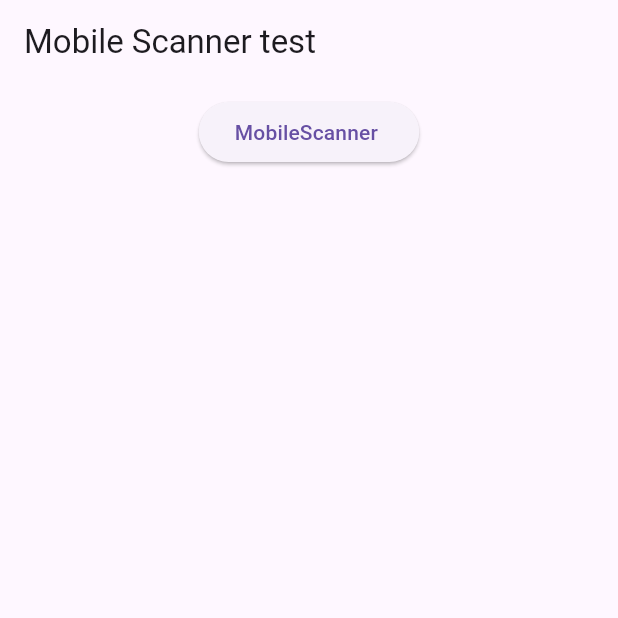
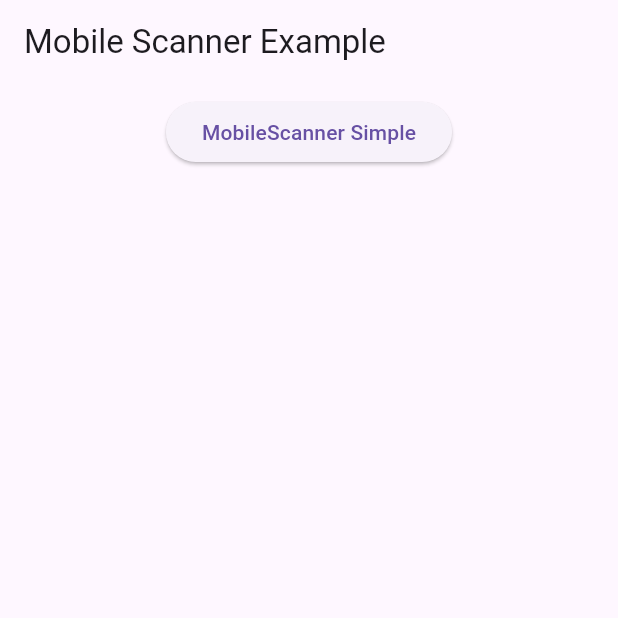
Before and after one commit to Saidafk/flutter_hackathon, a Flutter app: the screen it shows after launch, on a phone screen of 412 x 824 dp, the top half of it. Run offline on Flutter 3.47's test engine with Material 3 defaults, Android fonts, the phone set to English and light mode, and no system bars; our stand-ins replace image_picker; missing offline and left inert: mobile_scanner.

```diff
--- a/lib/main.dart
+++ b/lib/main.dart
@@ -1,14 +1,15 @@
 import 'package:flutter/material.dart';
 import 'package:flutter_hackathon/mobile_scanner_overlay.dart';
+import 'package:flutter_hackathon/barcode_scanner_simple.dart';
+import 'package:flutter_hackathon/barcode_label.dart';
 //import 'package:flutter_hackathon/mobile_scanner_overlay.dart';
 
 
 void main() {
   runApp(
     const MaterialApp(
-      title: 'Mobile Scanner test',
+      title: 'Mobile Scanner Example',
       home: MyHome(),
-      debugShowCheckedModeBanner: false,
     ),
   );
 }
@@ -37,14 +38,14 @@ class MyHome extends StatelessWidget {
   @override
   Widget build(BuildContext context) {
     return Scaffold(
-      appBar: AppBar(title: const Text('Mobile Scanner test')),
+      appBar: AppBar(title: const Text('Mobile Scanner Example')),
       body: Center(
         child: ListView(
           children: [
             _buildItem(
               context,
-              'MobileScanner ',
-              const BarcodeScannerWithOverlay(),
+              'MobileScanner Simple',
+              const BarcodeScannerSimple(),
             ),
           ],
         ),
```
Also changed, not shown: lib/API.dart (added, +26 -0 lines), lib/barcode_scanner_simple.dart (+46 -2 lines), lib/mobile_scanner_overlay.dart (+15 -47 lines), lib/barcode_label.dart (line endings or trailing spaces).
